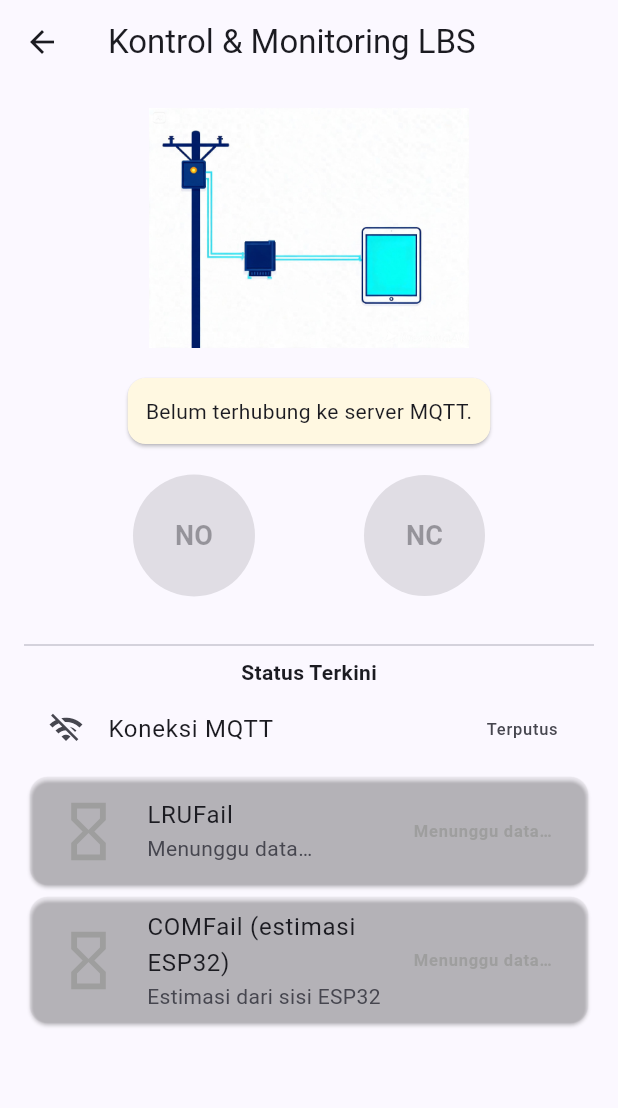
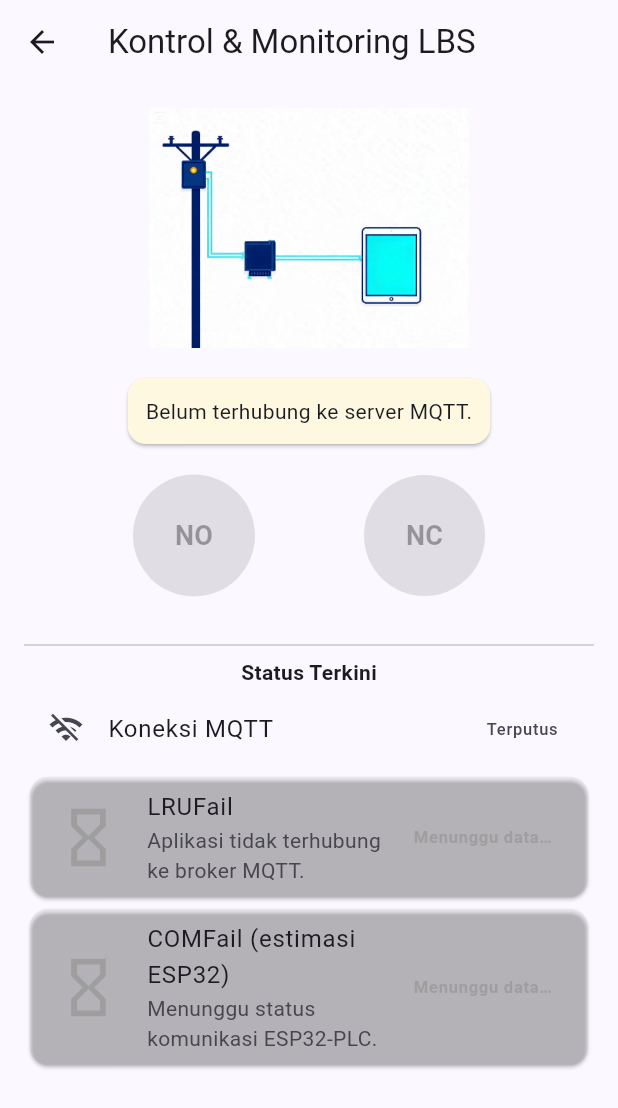
Before and after one commit to mizanacci/Proyek-Tugas-Akhir-Mizan, a Flutter app: the KontrolMonitoringLbsScreen screen opened directly, on a phone screen of 412 x 824 dp. Shown: the top 1108 px of the screen. Run offline on Flutter 3.47's test engine with Material 3 defaults, Android fonts, the phone set to English and light mode, and no system bars; our stand-ins replace firebase_auth, firebase_core, firebase_database, google_sign_in; missing offline and left inert: mqtt_client; accounts and stored records are empty.

Commit message:
Update SCADA MQTT monitoring and Firebase activity
Co-authored-by: Copilot <223556219+Copilot@users.noreply.github.com>

```diff
--- a/flutter_app_skeleton/database.rules.json
+++ b/flutter_app_skeleton/database.rules.json
@@ -15,7 +15,7 @@
           ".validate": "newData.isNumber()"
         },
         "jenis": {
-          ".validate": "newData.isString() && (newData.val() == 'PERINTAH' || newData.val() == 'ALARM' || newData.val() == 'STATUS')"
+          ".validate": "newData.isString() && (newData.val() == 'PERINTAH' || newData.val() == 'ALARM' || newData.val() == 'STATUS' || newData.val() == 'SCADA_UPDATE')"
         },
         "keterangan": {
           ".validate": "newData.isString() && newData.val().length <= 200"
--- a/flutter_app_skeleton/lib/screens/kontrol_monitoring_lbs_screen.dart
+++ b/flutter_app_skeleton/lib/screens/kontrol_monitoring_lbs_screen.dart
@@ -152,11 +152,12 @@ class _KontrolMonitoringLbsScreenState
                 StatusLinkTile(
                   label: 'LRUFail',
                   state: mqtt.lruState,
+                  subtitle: mqtt.lruStatusMessage,
                 ),
                 StatusLinkTile(
                   label: 'COMFail (estimasi ESP32)',
                   state: mqtt.comState,
-                  subtitle: 'Estimasi dari sisi ESP32',
+                  subtitle: mqtt.comStatusMessage,
                 ),
               ],
             ),
--- a/flutter_app_skeleton/lib/screens/monitoring_screen.dart
+++ b/flutter_app_skeleton/lib/screens/monitoring_screen.dart
@@ -48,17 +48,32 @@ class _MonitoringScreenState extends State<MonitoringScreen> {
         builder: (context, mqtt, _) {
           final data = mqtt.dataSensorTerbaru;
           if (!mqtt.terhubung) {
-            return const EmptyState(
+            return EmptyState(
               imageAsset: 'assets/images/empty_mqtt_disconnected.png',
               title: 'Belum terhubung ke server',
-              message: 'Memeriksa koneksi MQTT…',
+              message: mqtt.pesanKoneksi ?? 'Memeriksa koneksi MQTT…',
             );
           }
           if (data == null) {
-            return const EmptyState(
-              imageAsset: 'assets/images/empty_sensor_waiting.png',
-              title: 'Menunggu data sensor',
-              message: 'ESP32 belum mengirim data pertama',
+            return ListView(
+              padding: const EdgeInsets.all(16),
+              children: [
+                const EmptyState(
+                  imageAsset: 'assets/images/empty_sensor_waiting.png',
+                  title: 'Menunggu data sensor',
+                  message: 'ESP32 belum mengirim data pertama',
+                ),
+                StatusLinkTile(
+                  label: 'Koneksi ESP32 ke broker (LRUFail)',
+                  state: mqtt.lruState,
+                  subtitle: mqtt.lruStatusMessage,
+                ),
+                StatusLinkTile(
+                  label: 'Komunikasi Modbus ESP32-PLC (COMFail)',
+                  state: mqtt.comState,
+                  subtitle: mqtt.comStatusMessage,
+                ),
+              ],
             );
           }
 
@@ -97,11 +112,12 @@ class _MonitoringScreenState extends State<MonitoringScreen> {
               StatusLinkTile(
                 label: 'Koneksi ESP32 ke broker (LRUFail)',
                 state: mqtt.lruState,
+                subtitle: mqtt.lruStatusMessage,
               ),
               StatusLinkTile(
                 label: 'Komunikasi Modbus ESP32–PLC (COMFail)',
                 state: mqtt.comState,
-                subtitle: 'Estimasi dari sisi ESP32',
+                subtitle: mqtt.comStatusMessage,
               ),
               Text(
                 'Terakhir diperbarui: ${_formatWaktu(mqtt.terakhirDataDiterima)}',
--- a/flutter_app_skeleton/lib/services/mqtt_service.dart
+++ b/flutter_app_skeleton/lib/services/mqtt_service.dart
@@ -25,7 +25,10 @@ const String _topicCmdRemote = 'scada/mizan/cmd/relay';
 
 class MqttService extends ChangeNotifier {
   late MqttServerClient _client;
+  bool _clientInitialized = false;
   bool _terhubung = false;
+  String? _pesanKoneksi;
+  String _statusLbs = 'UNKNOWN';
 
   SensorData? dataSensorTerbaru;
   StatusLink? statusLRUFail;
@@ -36,10 +39,37 @@ class MqttService extends ChangeNotifier {
 
   bool get terhubung => _terhubung;
   bool get dataBasi => _dataBasi;
+  String? get pesanKoneksi => _pesanKoneksi;
+  String get statusLbs => _statusLbs;
 
-  LinkState get lruState => statusLRUFail == null
-      ? LinkState.unknown
-      : (statusLRUFail!.normal ? LinkState.normal : LinkState.fail);
+  LinkState get lruState {
+    if (statusLRUFail?.normal == false) return LinkState.fail;
+    if (_terhubung && !_dataBasi && dataSensorTerbaru != null) {
+      return LinkState.normal;
+    }
+    if (_terhubung && _dataBasi) return LinkState.fail;
+    return LinkState.unknown;
+  }
+
+  String get lruStatusMessage {
+    if (!_terhubung) {
+      return 'Aplikasi tidak terhubung ke broker MQTT.';
+    }
+    if (statusLRUFail?.normal == false || _dataBasi) {
+      return 'LRUFail: ESP32 tidak terhubung MQTT; periksa hotspot/gateway.';
+    }
+    return 'ESP32 terhubung ke broker MQTT.';
+  }
+
+  String get comStatusMessage {
+    if (comState == LinkState.fail) {
+      return 'COMFail: ESP32 tidak terhubung atau tidak menerima polling PLC.';
+    }
+    if (comState == LinkState.unknown) {
+      return 'Menunggu status komunikasi ESP32-PLC.';
+    }
+    return 'Komunikasi ESP32-PLC normal.';
+  }
 
   LinkState get comState => statusCOMFail == null
       ? LinkState.unknown
@@ -96,7 +126,16 @@ class MqttService extends ChangeNotifier {
     required String password,
     required String clientId,
   }) async {
+    if (username.trim().isEmpty || password.isEmpty) {
+      _pesanKoneksi =
+          'Kredensial MQTT belum diisi. Buat user Flutter di HiveMQ '
+          'Access Management dan jalankan aplikasi dengan --dart-define.';
+      notifyListeners();
+      return false;
+    }
+
     _client = MqttServerClient.withPort(_mqttHost, clientId, _mqttPort);
+    _clientInitialized = true;
     _client.secure = true;
     _client.securityContext = SecurityContext.defaultContext;
     _client.keepAlivePeriod = 30;
@@ -117,13 +156,19 @@ class MqttService extends ChangeNotifier {
     try {
       await _client.connect();
     } catch (e) {
+      _pesanKoneksi = 'Gagal autentikasi/koneksi MQTT: $e';
       debugPrint('[MQTT] Gagal connect: $e');
       _client.disconnect();
+      _terhubung = false;
+      notifyListeners();
       return false;
     }
 
     if (_client.connectionStatus?.state != MqttConnectionState.connected) {
+      _pesanKoneksi =
+          'Broker menolak koneksi MQTT: ${_client.connectionStatus}';
       debugPrint('[MQTT] Status koneksi gagal: ${_client.connectionStatus}');
+      notifyListeners();
       return false;
     }
 
@@ -133,16 +178,19 @@ class MqttService extends ChangeNotifier {
 
   void _onConnected() {
     _terhubung = true;
+    _pesanKoneksi = null;
     notifyListeners();
     debugPrint('[MQTT] Terhubung.');
   }
 
   void _onDisconnected() {
     _terhubung = false;
+    _pesanKoneksi ??= 'Koneksi MQTT terputus.';
     statusLRUFail = null;
     statusCOMFail = null;
     dataSensorTerbaru = null;
     terakhirDataDiterima = null;
+    _statusLbs = 'UNKNOWN';
     _dataBasi = true;
     notifyListeners();
     debugPrint('[MQTT] Terputus.');
@@ -164,6 +212,12 @@ class MqttService extends ChangeNotifier {
         if (topic == _topicDataSensor) {
           dataSensorTerbaru = SensorData.fromJson(json);
           terakhirDataDiterima = DateTime.now();
+          if (statusLRUFail?.normal != false) {
+            statusLRUFail = StatusLink(
+              normal: true,
+              source: 'sensor_data_received',
+            );
+          }
           if (_dataBasi) _dataBasi = false;
         } else if (topic == _topicStatusLruf) {
           statusLRUFail = StatusLink.fromJson(json);
@@ -186,6 +240,8 @@ class MqttService extends ChangeNotifier {
       return;
     }
     final payload = jsonEncode({'command': perintah});
+    _statusLbs = 'COMMAND_$perintah';
+    notifyListeners();
     final builder = MqttClientPayloadBuilder();
     builder.addString(payload);
     _client.publishMessage(
@@ -196,7 +252,9 @@ class MqttService extends ChangeNotifier {
   }
 
   void disconnect() {
-    _client.disconnect();
+    if (_clientInitialized) {
+      _client.disconnect();
+    }
   }
 
   @override
```
Also changed, not shown: flutter_app_skeleton/lib/screens/data_activity_screen.dart (+26 -2 lines), flutter_app_skeleton/lib/services/event_logger.dart (+31 -0 lines), flutter_app_skeleton/lib/services/firebase_service.dart (+31 -0 lines), 6 other files.
